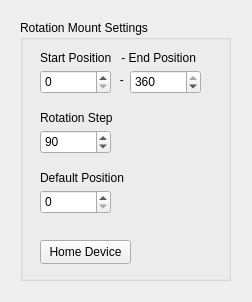
First picture: the form in Avasoft_thorlabs_kikkare/rotation_mount_settings_widget.ui, repository AlwaysLati/thorlabs_rotation_stage_controller, before the edit.
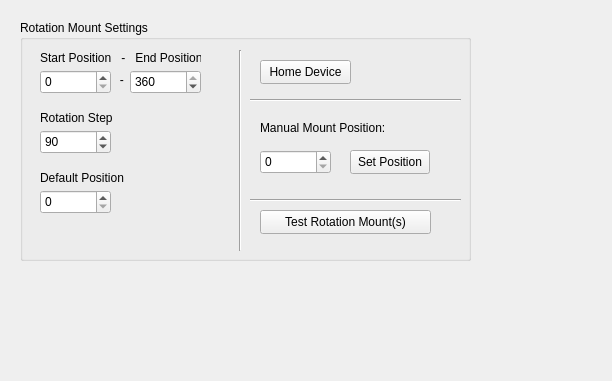
Second picture: the form after the edit.

Commit message: Added device testing and manual control

```diff
--- a/Avasoft_thorlabs_kikkare/rotation_mount_settings_widget.ui
+++ b/Avasoft_thorlabs_kikkare/rotation_mount_settings_widget.ui
@@ -6,8 +6,8 @@
    <rect>
     <x>0</x>
     <y>0</y>
-    <width>252</width>
-    <height>302</height>
+    <width>612</width>
+    <height>381</height>
    </rect>
   </property>
   <property name="windowTitle">
@@ -18,8 +18,8 @@
     <rect>
      <x>20</x>
      <y>20</y>
-     <width>211</width>
-     <height>261</height>
+     <width>451</width>
+     <height>241</height>
     </rect>
    </property>
    <property name="title">
@@ -35,7 +35,7 @@
      </rect>
     </property>
     <property name="text">
-     <string>Start Position   - End Position</string>
+     <string>Start Position   -   End Position</string>
     </property>
    </widget>
    <widget class="QLabel" name="label_4">
@@ -112,8 +112,8 @@
    <widget class="QPushButton" name="HomeDevBtn">
     <property name="geometry">
      <rect>
-      <x>20</x>
-      <y>220</y>
+      <x>240</x>
+      <y>40</y>
       <width>91</width>
       <height>24</height>
      </rect>
@@ -151,6 +151,100 @@
      <number>0</number>
     </property>
    </widget>
+   <widget class="Line" name="line">
+    <property name="geometry">
+     <rect>
+      <x>210</x>
+      <y>30</y>
+      <width>20</width>
+      <height>201</height>
+     </rect>
+    </property>
+    <property name="orientation">
+     <enum>Qt::Orientation::Vertical</enum>
+    </property>
+   </widget>
+   <widget class="QLabel" name="label">
+    <property name="geometry">
+     <rect>
+      <x>240</x>
+      <y>100</y>
+      <width>161</width>
+      <height>16</height>
+     </rect>
+    </property>
+    <property name="text">
+     <string>Manual Mount Position:</string>
+    </property>
+   </widget>
+   <widget class="QSpinBox" name="manualPos">
+    <property name="geometry">
+     <rect>
+      <x>240</x>
+      <y>130</y>
+      <width>71</width>
+      <height>24</height>
+     </rect>
+    </property>
+    <property name="maximum">
+     <number>360</number>
+    </property>
+    <property name="value">
+     <number>0</number>
+    </property>
+   </widget>
+   <widget class="QPushButton" name="setPosBtn">
+    <property name="geometry">
+     <rect>
+      <x>330</x>
+      <y>130</y>
+      <width>80</width>
+      <height>24</height>
+     </rect>
+    </property>
+    <property name="text">
+     <string>Set Position</string>
+    </property>
+   </widget>
+   <widget class="Line" name="line_2">
+    <property name="geometry">
+     <rect>
+      <x>230</x>
+      <y>70</y>
+      <width>211</width>
+      <height>20</height>
+     </rect>
+    </property>
+    <property name="orientation">
+     <enum>Qt::Orientation::Horizontal</enum>
+    </property>
+   </widget>
+   <widget class="Line" name="line_3">
+    <property name="geometry">
+     <rect>
+      <x>230</x>
+      <y>170</y>
+      <width>211</width>
+      <height>20</height>
+     </rect>
+    </property>
+    <property name="orientation">
+     <enum>Qt::Orientation::Horizontal</enum>
+    </property>
+   </widget>
+   <widget class="QPushButton" name="testMountBtn">
+    <property name="geometry">
+     <rect>
+      <x>240</x>
+      <y>190</y>
+      <width>171</width>
+      <height>24</height>
+     </rect>
+    </property>
+    <property name="text">
+     <string>Test Rotation Mount(s)</string>
+    </property>
+   </widget>
   </widget>
  </widget>
  <resources/>
```
The commit also changes 5 other files.
